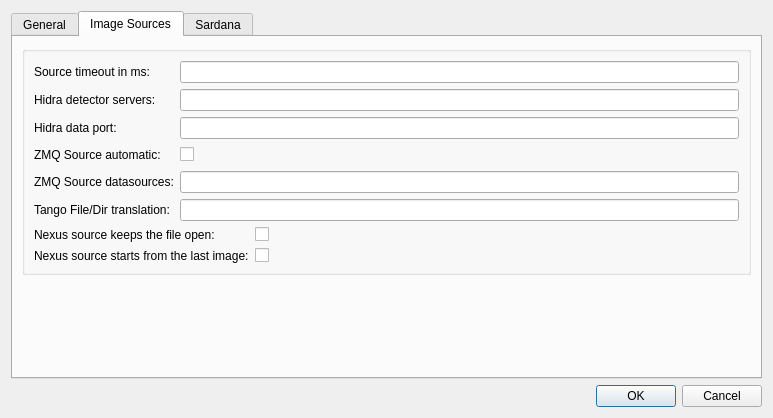
This is lavuelib/ui/ConfigDialog.ui in syncope/lavue as Qt 5 draws it before an edit. The edited form follows.
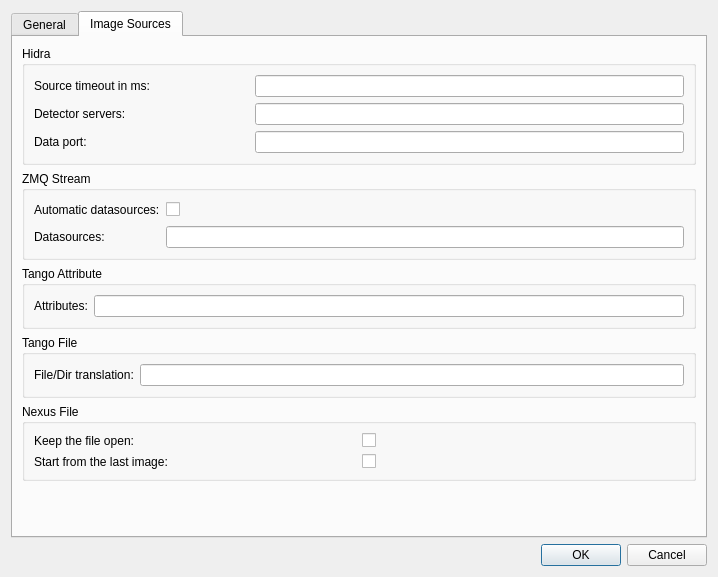
This is the edited form. The open tabs and pages were chosen to show the change.

Commit message: add combobox into tango attribute source

Diff of the .ui file:
```diff
--- a/lavuelib/ui/ConfigDialog.ui
+++ b/lavuelib/ui/ConfigDialog.ui
@@ -6,8 +6,8 @@
    <rect>
     <x>0</x>
     <y>0</y>
-    <width>773</width>
-    <height>418</height>
+    <width>718</width>
+    <height>577</height>
    </rect>
   </property>
   <property name="windowTitle">
@@ -469,57 +469,11 @@
          <item row="0" column="0">
           <widget class="QGroupBox" name="sourcesGroupBox">
            <property name="title">
-            <string/>
+            <string>Hidra</string>
            </property>
            <layout class="QGridLayout" name="gridLayout_6">
             <item row="0" column="0">
              <layout class="QGridLayout" name="sourcesGridLayout">
-              <item row="7" column="0" colspan="2">
-               <widget class="QLabel" name="nxslastLabel">
-                <property name="toolTip">
-                 <string>nexus source starts from the last image</string>
-                </property>
-                <property name="text">
-                 <string>Nexus source starts from the last image:</string>
-                </property>
-                <property name="buddy">
-                 <cstring>nxslastCheckBox</cstring>
-                </property>
-               </widget>
-              </item>
-              <item row="7" column="2">
-               <widget class="QCheckBox" name="nxslastCheckBox">
-                <property name="toolTip">
-                 <string>nexus source starts from the last image</string>
-                </property>
-                <property name="text">
-                 <string/>
-                </property>
-               </widget>
-              </item>
-              <item row="3" column="1">
-               <widget class="QCheckBox" name="autozmqtopicsCheckBox">
-                <property name="toolTip">
-                 <string>load possible ZMQ source datasources from the stream</string>
-                </property>
-                <property name="text">
-                 <string/>
-                </property>
-               </widget>
-              </item>
-              <item row="6" column="0" colspan="2">
-               <widget class="QLabel" name="nxsopenLabel">
-                <property name="toolTip">
-                 <string>nexus source keeps the file open</string>
-                </property>
-                <property name="text">
-                 <string>Nexus source keeps the file open:</string>
-                </property>
-                <property name="buddy">
-                 <cstring>nxsopenCheckBox</cstring>
-                </property>
-               </widget>
-              </item>
               <item row="1" column="1" colspan="2">
                <widget class="QLineEdit" name="detserversLineEdit">
                 <property name="toolTip">
@@ -533,7 +487,7 @@
                  <string>&lt;html&gt;&lt;head/&gt;&lt;body&gt;&lt;p&gt;HIDRA detector servers separated by spaces&lt;/p&gt;&lt;/body&gt;&lt;/html&gt;</string>
                 </property>
                 <property name="text">
-                 <string>Hidra detector servers:</string>
+                 <string>Detector servers:</string>
                 </property>
                 <property name="buddy">
                  <cstring>detserversLineEdit</cstring>
@@ -553,71 +507,6 @@
                 </property>
                </widget>
               </item>
-              <item row="4" column="1" colspan="2">
-               <widget class="QLineEdit" name="zmqtopicsLineEdit">
-                <property name="toolTip">
-                 <string>ZMQ source datasources separated by spaces</string>
-                </property>
-               </widget>
-              </item>
-              <item row="6" column="2">
-               <widget class="QCheckBox" name="nxsopenCheckBox">
-                <property name="toolTip">
-                 <string>nexus source keeps the file open</string>
-                </property>
-                <property name="text">
-                 <string/>
-                </property>
-               </widget>
-              </item>
-              <item row="5" column="1" colspan="2">
-               <widget class="QLineEdit" name="dirtransLineEdit">
-                <property name="toolTip">
-                 <string>JSON dictionary denoting what to replace
-in the file name and the file directory for Tango File Source</string>
-                </property>
-               </widget>
-              </item>
-              <item row="5" column="0">
-               <widget class="QLabel" name="dirtransLabel">
-                <property name="toolTip">
-                 <string>JSON dictionary denoting what to replace
-in the file name and the file directory for Tango File Source</string>
-                </property>
-                <property name="text">
-                 <string>Tango File/Dir translation:</string>
-                </property>
-                <property name="buddy">
-                 <cstring>dirtransLineEdit</cstring>
-                </property>
-               </widget>
-              </item>
-              <item row="3" column="0">
-               <widget class="QLabel" name="autozmqtopicsLabel">
-                <property name="toolTip">
-                 <string>load possible ZMQ source datasources from the stream</string>
-                </property>
-                <property name="text">
-                 <string>ZMQ Source automatic:</string>
-                </property>
-                <property name="buddy">
-                 <cstring>autozmqtopicsCheckBox</cstring>
-                </property>
-               </widget>
-              </item>
-              <item row="4" column="0">
-               <widget class="QLabel" name="zmqtopicsLabel">
-                <property name="toolTip">
-                 <string>ZMQ source datasources separated by spaces</string>
-                </property>
-                <property name="text">
-                 <string>ZMQ Source datasources:</string>
-                </property>
-                <property name="buddy">
-                 <cstring>zmqtopicsLineEdit</cstring>
-                </property>
-               </widget>
-              </item>
               <item row="0" column="1" colspan="2">
                <widget class="QLineEdit" name="timeoutLineEdit">
                 <property name="toolTip">
@@ -625,19 +514,6 @@
                 </property>
                </widget>
               </item>
-              <item row="3" column="2">
-               <spacer name="horizontalSpacer">
-                <property name="orientation">
-                 <enum>Qt::Horizontal</enum>
-                </property>
-                <property name="sizeHint" stdset="0">
-                 <size>
-                  <width>40</width>
-                  <height>20</height>
-                 </size>
-                </property>
-               </spacer>
-              </item>
               <item row="2" column="1" colspan="2">
                <widget class="QLineEdit" name="hidraportLineEdit">
                 <property name="toolTip">
@@ -651,7 +527,7 @@
                  <string>&lt;html&gt;&lt;head/&gt;&lt;body&gt;&lt;p&gt;HIDRA data port&lt;/p&gt;&lt;/body&gt;&lt;/html&gt;</string>
                 </property>
                 <property name="text">
-                 <string>Hidra data port:</string>
+                 <string>Data port:</string>
                 </property>
                 <property name="buddy">
                  <cstring>hidraportLineEdit</cstring>
@@ -663,7 +539,200 @@
            </layout>
           </widget>
          </item>
+         <item row="2" column="0">
+          <widget class="QGroupBox" name="tangoattrGroupBox">
+           <property name="title">
+            <string>Tango Attribute</string>
+           </property>
+           <layout class="QGridLayout" name="gridLayout_17">
+            <item row="0" column="0">
+             <layout class="QGridLayout" name="gridLayout_16">
+              <item row="0" column="0">
+               <widget class="QLabel" name="attrLabel">
+                <property name="toolTip">
+                 <string>&lt;html&gt;&lt;head/&gt;&lt;body&gt;&lt;p&gt;JSON dictionary with labels and tango attributes, i.e.&lt;/p&gt;&lt;p&gt;{&amp;quot;lambda1&amp;quot;: &amp;quot;haslambda1:10000/p09/lambda/1/LiveLastImageData&amp;quot;, &amp;quot;test_image&amp;quot;:&amp;quot;sys/tg_test/1/double_image_ro&amp;quot; }&lt;/p&gt;&lt;/body&gt;&lt;/html&gt;</string>
+                </property>
+                <property name="text">
+                 <string>Attributes:</string>
+                </property>
+               </widget>
+              </item>
+              <item row="0" column="1">
+               <widget class="QLineEdit" name="attrLineEdit">
+                <property name="toolTip">
+                 <string>&lt;html&gt;&lt;head/&gt;&lt;body&gt;&lt;p&gt;JSON dictionary with labels and tango attributes, i.e.&lt;/p&gt;&lt;p&gt;{&amp;quot;lambda1&amp;quot;: &amp;quot;haslambda1:10000/p09/lambda/1/LiveLastImageData&amp;quot;, &amp;quot;test_image&amp;quot;:&amp;quot;sys/tg_test/1/double_image_ro&amp;quot; }&lt;/p&gt;&lt;/body&gt;&lt;/html&gt;</string>
+                </property>
+               </widget>
+              </item>
+             </layout>
+            </item>
+           </layout>
+          </widget>
+         </item>
          <item row="1" column="0">
+          <widget class="QGroupBox" name="zmqGroupBox">
+           <property name="title">
+            <string>ZMQ Stream</string>
+           </property>
+           <layout class="QGridLayout" name="gridLayout_15">
+            <item row="0" column="0">
+             <layout class="QGridLayout" name="gridLayout_14">
+              <item row="0" column="2">
+               <spacer name="horizontalSpacer">
+                <property name="orientation">
+                 <enum>Qt::Horizontal</enum>
+                </property>
+                <property name="sizeHint" stdset="0">
+                 <size>
+                  <width>40</width>
+                  <height>20</height>
+                 </size>
+                </property>
+               </spacer>
+              </item>
+              <item row="0" column="0">
+               <widget class="QLabel" name="autozmqtopicsLabel">
+                <property name="toolTip">
+                 <string>load possible ZMQ source datasources from the stream</string>
+                </property>
+                <property name="text">
+                 <string>Automatic datasources:</string>
+                </property>
+                <property name="buddy">
+                 <cstring>autozmqtopicsCheckBox</cstring>
+                </property>
+               </widget>
+              </item>
+              <item row="0" column="1">
+               <widget class="QCheckBox" name="autozmqtopicsCheckBox">
+                <property name="toolTip">
+                 <string>load possible ZMQ source datasources from the stream</string>
+                </property>
+                <property name="text">
+                 <string/>
+                </property>
+               </widget>
+              </item>
+              <item row="1" column="0">
+               <widget class="QLabel" name="zmqtopicsLabel">
+                <property name="toolTip">
+                 <string>ZMQ source datasources separated by spaces</string>
+                </property>
+                <property name="text">
+                 <string>Datasources:</string>
+                </property>
+                <property name="buddy">
+                 <cstring>zmqtopicsLineEdit</cstring>
+                </property>
+               </widget>
+              </item>
+              <item row="1" column="1" colspan="2">
+               <widget class="QLineEdit" name="zmqtopicsLineEdit">
+                <property name="toolTip">
+                 <string>ZMQ source datasources separated by spaces</string>
+                </property>
+               </widget>
+              </item>
+             </layout>
+            </item>
+           </layout>
+          </widget>
+         </item>
+         <item row="3" column="0">
+          <widget class="QGroupBox" name="tangoFileGroupBox">
+           <property name="title">
+            <string>Tango File</string>
+           </property>
+           <layout class="QGridLayout" name="gridLayout_19">
+            <item row="0" column="0">
+             <layout class="QGridLayout" name="gridLayout_18">
+              <item row="0" column="0">
+               <widget class="QLabel" name="dirtransLabel">
+                <property name="toolTip">
+                 <string>JSON dictionary denoting what to replace
+in the file name and the file directory for Tango File Source</string>
+                </property>
+                <property name="text">
+                 <string>File/Dir translation:</string>
+                </property>
+                <property name="buddy">
+                 <cstring>dirtransLineEdit</cstring>
+                </property>
+               </widget>
+              </item>
+              <item row="0" column="1">
+               <widget class="QLineEdit" name="dirtransLineEdit">
+                <property name="toolTip">
+                 <string>JSON dictionary denoting what to replace
+in the file name and the file directory for Tango File Source</string>
+                </property>
+               </widget>
+              </item>
+             </layout>
+            </item>
+           </layout>
+          </widget>
+         </item>
+         <item row="4" column="0">
+          <widget class="QGroupBox" name="nexusGroupBox">
+           <property name="title">
+            <string>Nexus File</string>
+           </property>
+           <layout class="QGridLayout" name="gridLayout_21">
+            <item row="0" column="0">
+             <layout class="QGridLayout" name="gridLayout_20">
+              <item row="0" column="1">
+               <widget class="QCheckBox" name="nxsopenCheckBox">
+                <property name="toolTip">
+                 <string>nexus source keeps the file open</string>
+                </property>
+                <property name="text">
+                 <string/>
+                </property>
+               </widget>
+              </item>
+              <item row="0" column="0">
+               <widget class="QLabel" name="nxsopenLabel">
+                <property name="toolTip">
+                 <string>nexus source keeps the file open</string>
+                </property>
+                <property name="text">
+                 <string>Keep the file open:</string>
+                </property>
+                <property name="buddy">
+                 <cstring>nxsopenCheckBox</cstring>
+                </property>
+               </widget>
+              </item>
+              <item row="1" column="0">
+               <widget class="QLabel" name="nxslastLabel">
+                <property name="toolTip">
+                 <string>nexus source starts from the last image</string>
+                </property>
+                <property name="text">
+                 <string>Start from the last image:</string>
+                </property>
+                <property name="buddy">
+                 <cstring>nxslastCheckBox</cstring>
+                </property>
+               </widget>
+              </item>
+              <item row="1" column="1">
+               <widget class="QCheckBox" name="nxslastCheckBox">
+                <property name="toolTip">
+                 <string>nexus source starts from the last image</string>
+                </property>
+                <property name="text">
+                 <string/>
+                </property>
+               </widget>
+              </item>
+             </layout>
+            </item>
+           </layout>
+          </widget>
+         </item>
+         <item row="5" column="0">
           <spacer name="verticalSpacer_3">
            <property name="orientation">
             <enum>Qt::Vertical</enum>
@@ -678,105 +747,6 @@
          </item>
         </layout>
        </widget>
-       <widget class="QWidget" name="sardanaTab">
-        <attribute name="title">
-         <string>Sardana</string>
-        </attribute>
-        <layout class="QGridLayout" name="gridLayout_12">
-         <item row="0" column="0">
-          <widget class="QGroupBox" name="sardanaGroupBox">
-           <property name="title">
-            <string/>
-           </property>
-           <layout class="QGridLayout" name="gridLayout">
-            <item row="0" column="0">
-             <layout class="QGridLayout" name="sardanaGridLayout">
-              <item row="0" column="0">
-               <widget class="QLabel" name="sardanalabel">
-                <property name="toolTip">
-                 <string>enable sardana features</string>
-                </property>
-                <property name="text">
-                 <string>Enabled:</string>
-                </property>
-                <property name="buddy">
-                 <cstring>sardanaCheckBox</cstring>
-                </property>
-               </widget>
-              </item>
-              <item row="0" column="1">
-               <widget class="QCheckBox" name="sardanaCheckBox">
-                <property name="toolTip">
-                 <string>enable sardana features</string>
-                </property>
-                <property name="text">
-                 <string/>
-                </property>
-               </widget>
-              </item>
-              <item row="1" column="0">
-               <widget class="QLabel" name="doorLabel">
-                <property name="toolTip">
-                 <string>tango server device name of the Sarana Door</string>
-                </property>
-                <property name="text">
-                 <string>Door:</string>
-                </property>
-                <property name="buddy">
-                 <cstring>doorLineEdit</cstring>
-                </property>
-               </widget>
-              </item>
-              <item row="1" column="1">
-               <widget class="QLineEdit" name="doorLineEdit">
-                <property name="toolTip">
-                 <string>tango server device name of the Sarana Door</string>
-                </property>
-               </widget>
-              </item>
-              <item row="2" column="0">
-               <widget class="QLabel" name="addroisLabel">
-                <property name="toolTip">
-                 <string>add ROI aliases to the Active Measurement Group</string>
-                </property>
-                <property name="text">
-                 <string>Add ROIs to MG:</string>
-                </property>
-                <property name="buddy">
-                 <cstring>addroisCheckBox</cstring>
-                </property>
-               </widget>
-              </item>
-              <item row="2" column="1">
-               <widget class="QCheckBox" name="addroisCheckBox">
-                <property name="toolTip">
-                 <string>add ROI aliases to the Active Measurement Group</string>
-                </property>
-                <property name="text">
-                 <string/>
-                </property>
-               </widget>
-              </item>
-             </layout>
-            </item>
-           </layout>
-          </widget>
-         </item>
-         <item row="1" column="0">
-          <spacer name="verticalSpacer_4">
-           <property name="orientation">
-            <enum>Qt::Vertical</enum>
-           </property>
-           <property name="sizeHint" stdset="0">
-            <size>
-             <width>20</width>
-             <height>40</height>
-            </size>
-           </property>
-          </spacer>
-         </item>
-        </layout>
-       </widget>
       </widget>
      </item>
      <item>
```
Left out of the diff: 98 changed lines with no effect on the pictures. Lines whose indentation alone changed are shown as unchanged. The commit also changes 5 other files.
